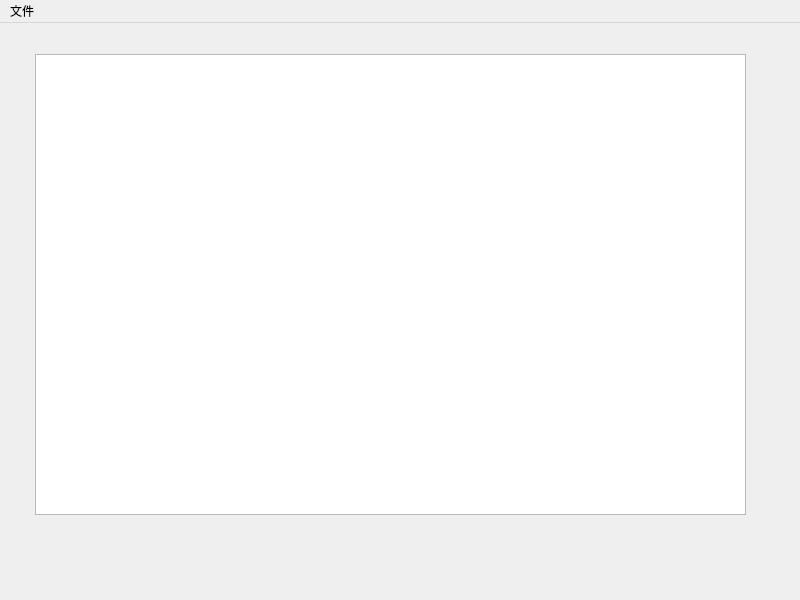
Qt form include/teachermainform.ui (unconsolable/test-system) before a commit.
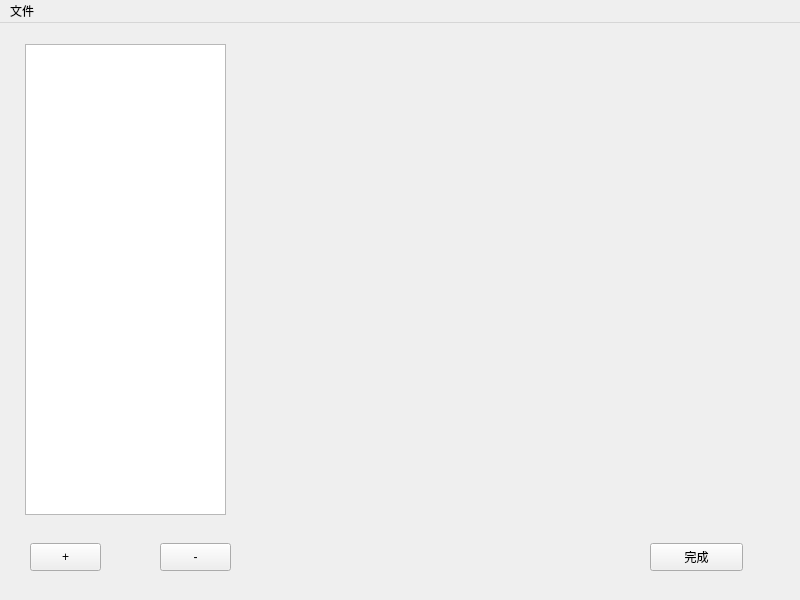
The same form after that commit.

Diff of the .ui file:
```diff
--- a/include/teachermainform.ui
+++ b/include/teachermainform.ui
@@ -17,13 +17,62 @@
    <widget class="QListView" name="listView">
     <property name="geometry">
      <rect>
-      <x>35</x>
-      <y>31</y>
-      <width>711</width>
-      <height>461</height>
+      <x>25</x>
+      <y>21</y>
+      <width>201</width>
+      <height>471</height>
      </rect>
     </property>
    </widget>
+   <widget class="QWidget" name="m_widgetProblem" native="true">
+    <property name="geometry">
+     <rect>
+      <x>249</x>
+      <y>19</y>
+      <width>501</width>
+      <height>471</height>
+     </rect>
+    </property>
+   </widget>
+   <widget class="QPushButton" name="m_buttonAdd">
+    <property name="geometry">
+     <rect>
+      <x>30</x>
+      <y>520</y>
+      <width>71</width>
+      <height>28</height>
+     </rect>
+    </property>
+    <property name="text">
+     <string>+</string>
+    </property>
+   </widget>
+   <widget class="QPushButton" name="m_buttonMinus">
+    <property name="geometry">
+     <rect>
+      <x>160</x>
+      <y>520</y>
+      <width>71</width>
+      <height>28</height>
+     </rect>
+    </property>
+    <property name="text">
+     <string>-</string>
+    </property>
+   </widget>
+   <widget class="QPushButton" name="m_buttonFinish">
+    <property name="geometry">
+     <rect>
+      <x>650</x>
+      <y>520</y>
+      <width>93</width>
+      <height>28</height>
+     </rect>
+    </property>
+    <property name="text">
+     <string>完成</string>
+    </property>
+   </widget>
   </widget>
   <widget class="QMenuBar" name="menubar">
    <property name="geometry">
```
Left out of the diff: 35 changed lines with no effect on the pictures.
